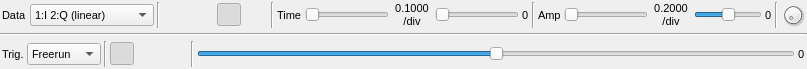
Old version of the form sdrbase/gui/glscopegui.ui in the repository f4exb/sdrangel.
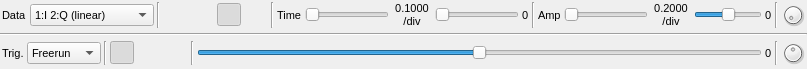
New version of the form. Icons and pictures are not drawn. Custom widgets are drawn as their Qt base class.

Commit message: Added trace intensity control to scope

```diff
--- a/sdrbase/gui/glscopegui.ui
+++ b/sdrbase/gui/glscopegui.ui
@@ -692,6 +692,35 @@
        </property>
       </widget>
      </item>
+     <item>
+      <widget class="Line" name="traceIntensityLine">
+       <property name="orientation">
+        <enum>Qt::Vertical</enum>
+       </property>
+      </widget>
+     </item>
+     <item>
+      <widget class="QDial" name="traceIntensity">
+       <property name="maximumSize">
+        <size>
+         <width>24</width>
+         <height>24</height>
+        </size>
+       </property>
+       <property name="toolTip">
+        <string>Trace intensity</string>
+       </property>
+       <property name="maximum">
+        <number>100</number>
+       </property>
+       <property name="pageStep">
+        <number>1</number>
+       </property>
+       <property name="value">
+        <number>50</number>
+       </property>
+      </widget>
+     </item>
     </layout>
    </item>
   </layout>
```
Left out of the diff: 3 changed lines with no effect on the pictures. The commit also changes 4 other files.
